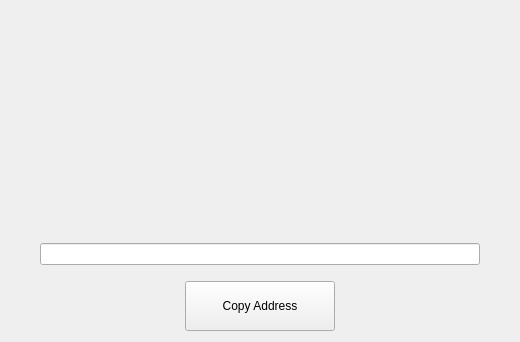
First picture: the form in src/qt/forms/receivetokenpage.ui, repository gexanlottery/gexan, before the edit.
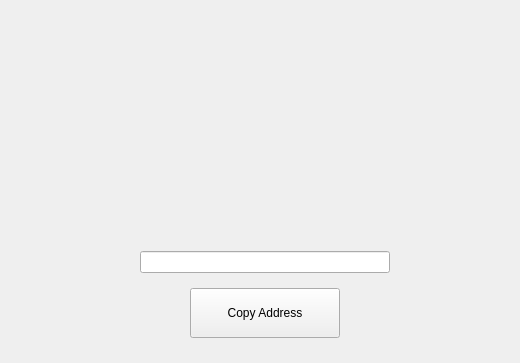
Second picture: the form after the edit.

Diff of the .ui file:
```diff
--- a/src/qt/forms/receivetokenpage.ui
+++ b/src/qt/forms/receivetokenpage.ui
@@ -10,22 +10,27 @@
     <x>0</x>
     <y>0</y>
     <width>520</width>
-    <height>342</height>
+    <height>363</height>
    </rect>
   </property>
   <property name="windowTitle">
    <string>Form</string>
   </property>
   <layout class="QVBoxLayout" name="verticalLayout">
-   <property name="leftMargin">
-    <number>40</number>
-   </property>
-   <property name="rightMargin">
-    <number>40</number>
-   </property>
-   <item>
-    <layout class="QHBoxLayout" name="horizontalLayout_2">
-     <item>
+   <item>
+    <spacer name="verticalSpacer_4">
+     <property name="orientation">
+      <enum>Qt::Vertical</enum>
+     </property>
+     <property name="sizeHint" stdset="0">
+      <size>
+       <width>20</width>
+       <height>40</height>
+      </size>
+     </property>
+    </spacer>
+   </item>
+   <item alignment="Qt::AlignHCenter">
       <widget class="QLabel" name="lblQRCode">
        <property name="minimumSize">
         <size>
@@ -47,50 +52,97 @@
        </property>
       </widget>
      </item>
-    </layout>
-   </item>
    <item>
-    <widget class="QLineEdit" name="lineEditAmount">
-     <property name="styleSheet">
-      <string notr="true"/>
-     </property>
-     <property name="alignment">
-      <set>Qt::AlignCenter</set>
-     </property>
-    </widget>
-   </item>
+    <layout class="QHBoxLayout" name="horizontalLayout_2">
    <item>
-    <spacer name="verticalSpacer">
+      <spacer name="horizontalSpacer_3">
      <property name="orientation">
-      <enum>Qt::Vertical</enum>
+        <enum>Qt::Horizontal</enum>
      </property>
      <property name="sizeType">
       <enum>QSizePolicy::Fixed</enum>
      </property>
      <property name="sizeHint" stdset="0">
       <size>
+         <width>10</width>
+         <height>20</height>
+        </size>
+       </property>
+      </spacer>
+     </item>
+     <item>
+      <layout class="QVBoxLayout" name="verticalLayout_2">
+       <property name="spacing">
+        <number>0</number>
+       </property>
+       <item>
+        <spacer name="verticalSpacer_2">
+         <property name="orientation">
+          <enum>Qt::Vertical</enum>
+         </property>
+         <property name="sizeHint" stdset="0">
+          <size>
        <width>20</width>
-       <height>10</height>
+           <height>40</height>
       </size>
      </property>
     </spacer>
    </item>
+       <item>
+        <widget class="QWidget" name="widgetAddress" native="true">
+         <layout class="QVBoxLayout" name="verticalLayout_3">
+          <property name="leftMargin">
+           <number>0</number>
+          </property>
+          <property name="topMargin">
+           <number>0</number>
+          </property>
+          <property name="rightMargin">
+           <number>0</number>
+          </property>
+          <property name="bottomMargin">
+           <number>0</number>
+          </property>
    <item>
     <layout class="QHBoxLayout" name="horizontalLayout">
+            <item alignment="Qt::AlignHCenter">
+             <widget class="QLineEdit" name="labelTokenAddress">
+              <property name="sizePolicy">
+               <sizepolicy hsizetype="Preferred" vsizetype="Fixed">
+                <horstretch>0</horstretch>
+                <verstretch>0</verstretch>
+               </sizepolicy>
+              </property>
+              <property name="minimumSize">
+               <size>
+                <width>250</width>
+                <height>0</height>
+               </size>
+              </property>
+              <property name="text">
+               <string/>
+              </property>
+             </widget>
+            </item>
+           </layout>
+          </item>
+         </layout>
+        </widget>
+       </item>
      <item>
-      <spacer name="horizontalSpacer">
+        <spacer name="verticalSpacer_3">
        <property name="orientation">
-        <enum>Qt::Horizontal</enum>
+          <enum>Qt::Vertical</enum>
        </property>
        <property name="sizeHint" stdset="0">
         <size>
-         <width>40</width>
-         <height>20</height>
+           <width>20</width>
+           <height>40</height>
         </size>
        </property>
       </spacer>
      </item>
-     <item>
+       <item alignment="Qt::AlignHCenter">
       <widget class="QPushButton" name="copyAddressButton">
        <property name="minimumSize">
         <size>
@@ -104,19 +156,34 @@
       </widget>
      </item>
      <item>
-      <spacer name="horizontalSpacer_2">
+        <spacer name="verticalSpacer_5">
        <property name="orientation">
-        <enum>Qt::Horizontal</enum>
+          <enum>Qt::Vertical</enum>
        </property>
        <property name="sizeHint" stdset="0">
         <size>
-         <width>40</width>
-         <height>20</height>
+           <width>20</width>
+           <height>40</height>
         </size>
        </property>
       </spacer>
      </item>
     </layout>
+     </item>
+    </layout>
+   </item>
+   <item>
+    <spacer name="verticalSpacer">
+     <property name="orientation">
+      <enum>Qt::Vertical</enum>
+     </property>
+     <property name="sizeHint" stdset="0">
+      <size>
+       <width>20</width>
+       <height>40</height>
+      </size>
+     </property>
+    </spacer>
    </item>
   </layout>
  </widget>
```
Lines whose indentation alone changed are shown as unchanged.
